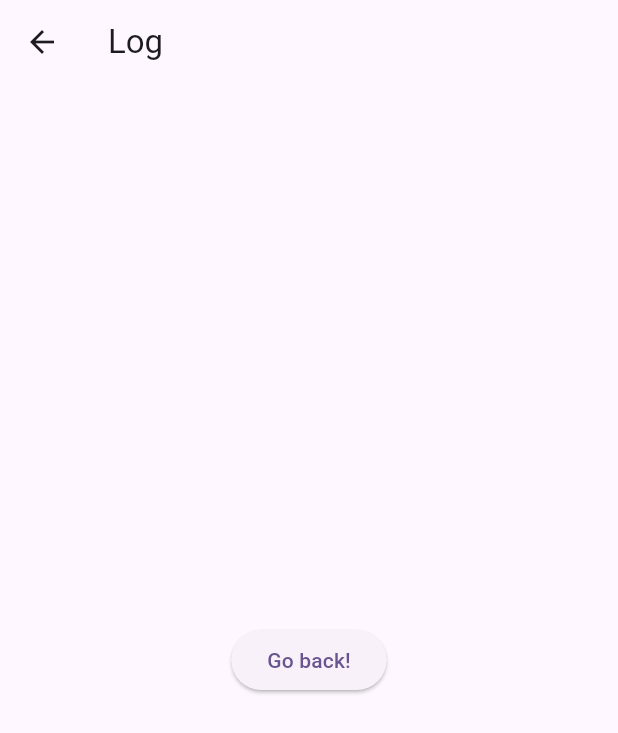
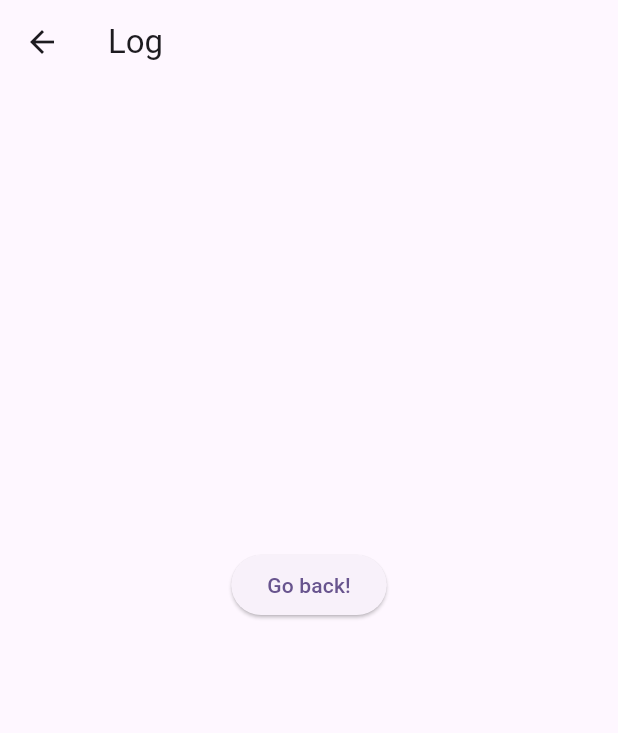
Before and after one commit to DragonCat4012/Fluff, a Flutter app: the screen it shows after launch, after a tap on the "note" icon, on a phone screen of 412 x 824 dp. Shown: the top 733 px of the screen. Run offline on Flutter 3.47's test engine with Material 3 defaults, Android fonts, the phone set to English and light mode, and no system bars.

Commit message:
fix log entry view

```diff
--- a/lib/LogView.dart
+++ b/lib/LogView.dart
@@ -1,12 +1,10 @@
-
 import 'package:flutter/material.dart';
-
+import 'package:fluff/LogEntry.dart';
 
 class LogPage extends StatefulWidget {
-   LogPage({super.key, required this.title, required this.list1, required this.list2});
+   const LogPage({super.key, required this.title, required this.logEntries});
   final String title;
-  final List<int> list1;
-  final List<int> list2;
+  final List<LogEntry> logEntries;
 
   @override
   State<LogPage> createState() => _LogPageState();
@@ -21,7 +19,7 @@ class _LogPageState extends State<LogPage> {
         title: const Text('Log'),
       ),
       body:
-        Row(
+        Column(
           mainAxisAlignment: MainAxisAlignment.center,
           children: [
             ElevatedButton(
@@ -38,12 +36,7 @@ class _LogPageState extends State<LogPage> {
                   children: [
                     Expanded(
                         child: Column(
-                          children: widget.list1.map((number) => Text('$number')).toList(),
-                        )),
-
-                    Expanded(
-                        child: Column(
-                          children: widget.list2.map((number) => Text('$number')).toList(),
+                          children: widget.logEntries.map((entry) => Text('${entry.value}')).toList(),
                         )),
 
                   ],
--- a/lib/main.dart
+++ b/lib/main.dart
@@ -1,5 +1,6 @@
 import 'package:fluff/LogView.dart';
 import 'package:flutter/material.dart';
+import 'package:fluff/LogEntry.dart';
 
 void main() {
   runApp(const MyApp());
@@ -44,13 +45,14 @@ class _MyHomePageState extends State<MyHomePage> {
   int _counter = 0;
   int _health1 = 8000; // me
   int _health2 = 8000; // opponent
-  int _maxHealth = 8000;
+  final int _maxHealth = 8000;
 
   int _selectedAmount = 0;
   bool _isNegative = false;
   bool _isMeSelected = true;
-  var _list1 = [];
-  var _list2 = [];
+  final _list1 = [];
+  final _list2 = [];
+  final _logList = [];
 
   String e = "";
 
@@ -83,6 +85,7 @@ class _MyHomePageState extends State<MyHomePage> {
         _health2 += amount;
         _list2.add(amount);
       }
+      _logList.add(new LogEntry(amount, _health1, _health2, _isMeSelected));
     });
   }
 
@@ -144,7 +147,7 @@ class _MyHomePageState extends State<MyHomePage> {
                       height: 10,
                       child:  LinearProgressIndicator(
                         value: _health1 / _maxHealth,
-                        valueColor: AlwaysStoppedAnimation(Colors.orange),
+                        valueColor: const AlwaysStoppedAnimation(Colors.orange),
                         backgroundColor: Colors.grey,
                     //  backgroundColor: Colors.lime,
                     ),
@@ -163,7 +166,7 @@ class _MyHomePageState extends State<MyHomePage> {
                         height: 10,
                         child:  LinearProgressIndicator(
                           value: _health2 / _maxHealth,
-                          valueColor: AlwaysStoppedAnimation(Colors.purple),
+                          valueColor: const AlwaysStoppedAnimation(Colors.purple),
                           backgroundColor: Colors.grey,
                         ),
                       )
@@ -245,7 +248,7 @@ class _MyHomePageState extends State<MyHomePage> {
           //TODO: Show Log
           Navigator.push(
             context,
-            MaterialPageRoute(builder: (context) => LogPage(title:"UwU", list1: _list1.cast<int>(), list2: _list2.cast<int>())),
+            MaterialPageRoute(builder: (context) => LogPage(title:"UwU", logEntries: _logList.cast<LogEntry>())),
           );
         },
         tooltip: 'Increment',
```
Also changed, not shown: lib/LogEntry.dart (+11 -59 lines), lib/LogEntryView1.dart (added, +64 -0 lines).
